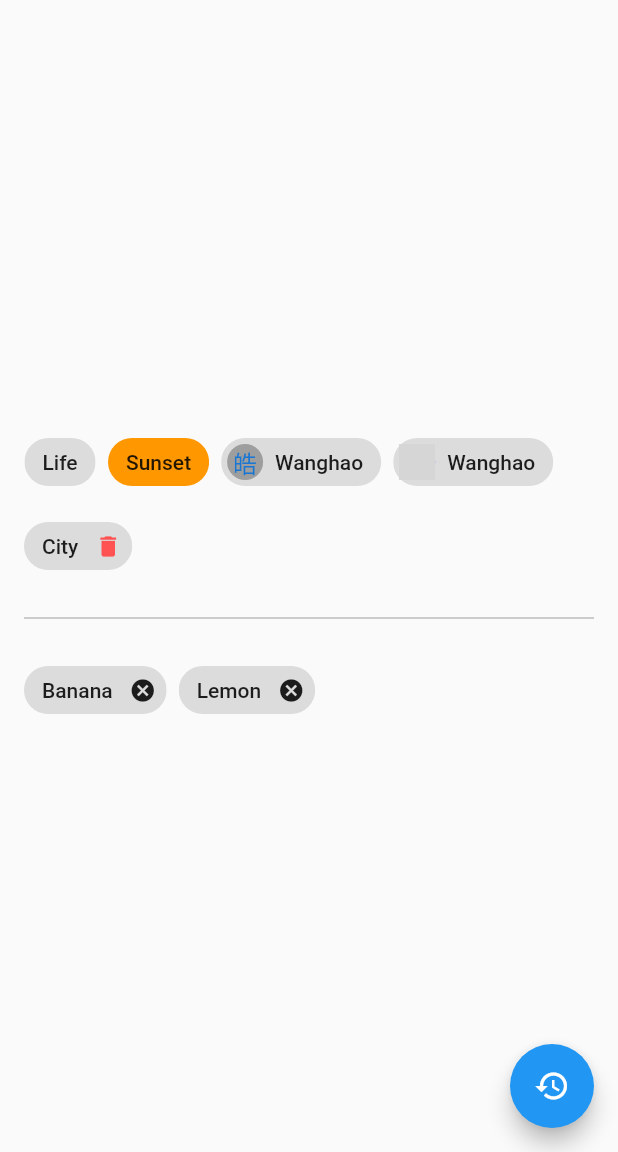
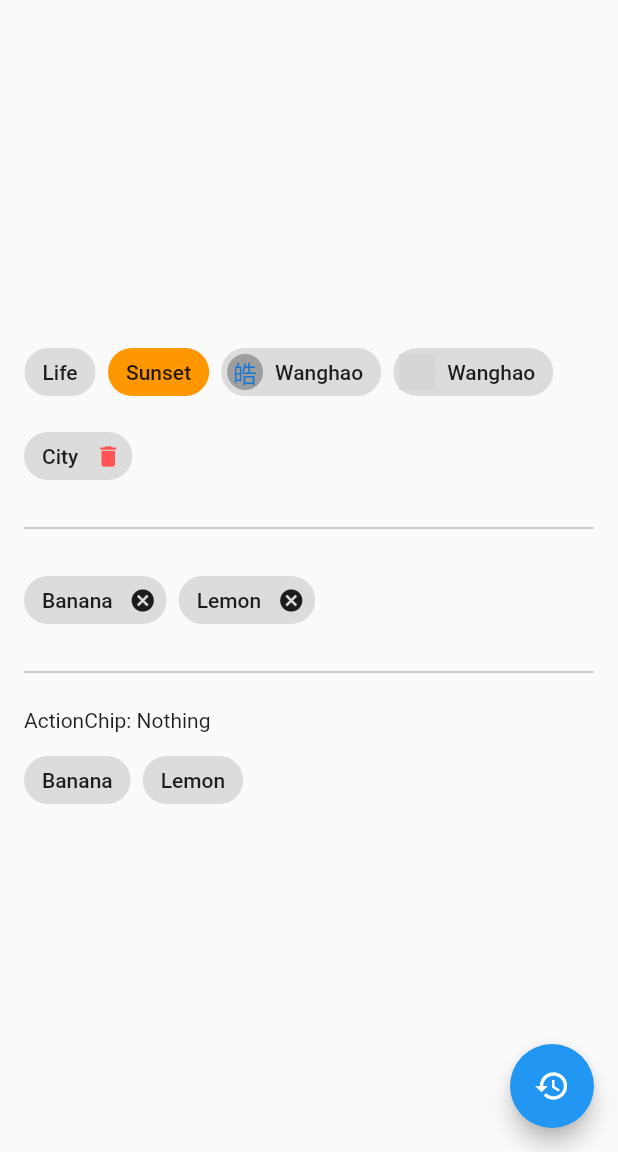
Before and after one commit to YuDongZhang/flutter_app_learn, a Flutter app: the ChipDemo screen opened directly, after a tap on the "cancel" icon, on a phone screen of 412 x 824 dp, the part 84-1236 px from its top. Run offline on Flutter 3.47's test engine with Material 2 defaults, Android fonts, the phone set to English and light mode, and no system bars; network calls fail; grey boxes are pictures that could not be loaded.

Commit message:
ActionChip 动作碎片

```diff
--- a/lib/20-宁浩教程练习/demo/chip_demo.dart
+++ b/lib/20-宁浩教程练习/demo/chip_demo.dart
@@ -82,6 +82,28 @@ class _ChipDemoState extends State<ChipDemo> {
                     );
                   }).toList(), //转成列表
                 ),
+                Divider(
+                  color: Colors.grey,
+                  height: 32.0,
+                  // indent: 32.0,
+                ),
+                Container(
+                  width: double.infinity,
+                  child: Text('ActionChip: $_action'),
+                ),
+                Wrap(
+                  spacing: 8.0,
+                  children: _tags.map((tag) {
+                    return ActionChip(
+                      label: Text(tag),
+                      onPressed: () {
+                        setState(() {
+                          _action = tag;
+                        });
+                      },
+                    );
+                  }).toList(),
+                ),
               ],
             ),
           ],
```
